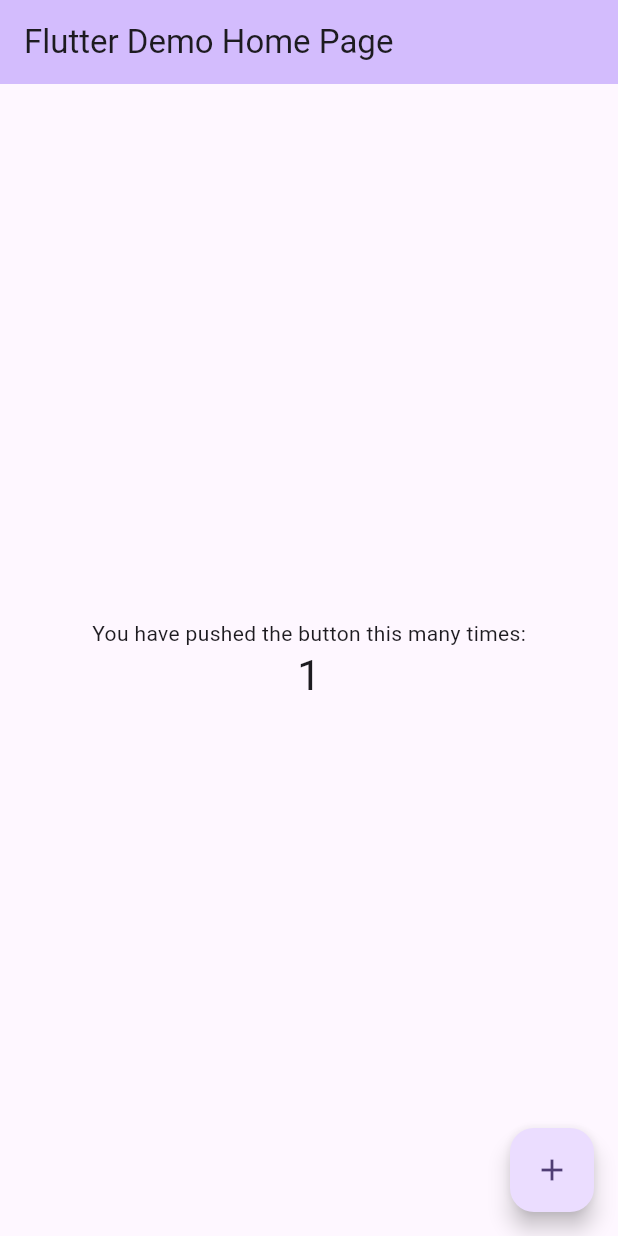
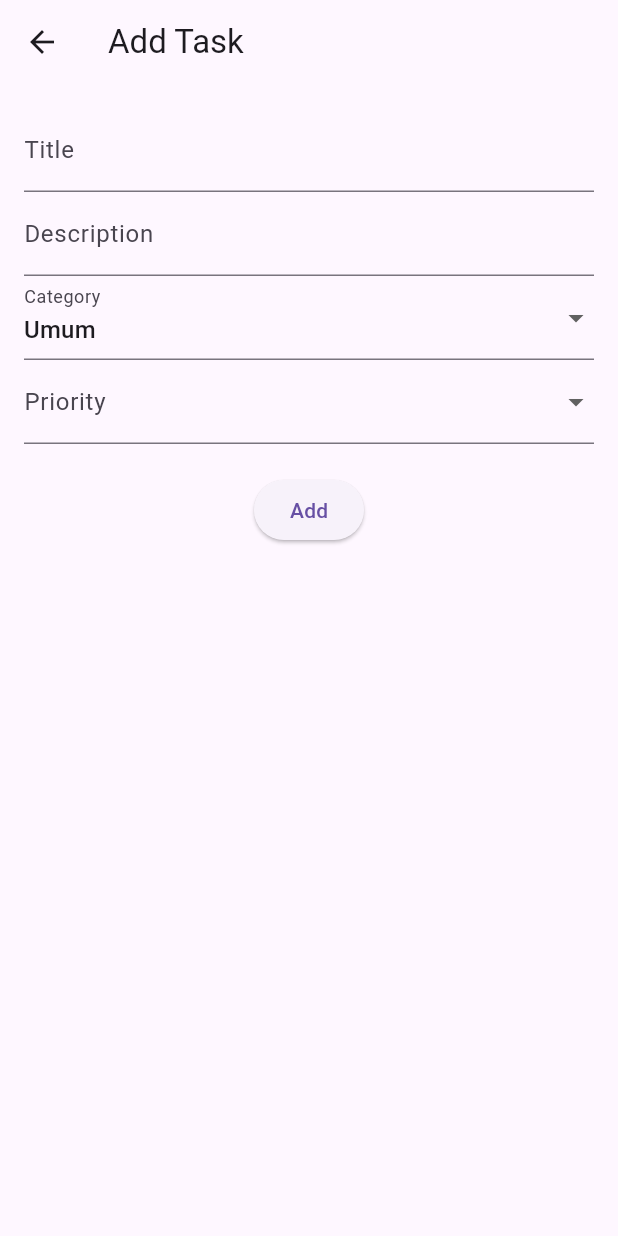
Before and after one commit to suryaprimap/Final-Project-MP, a Flutter app: the screen it shows after launch, after a tap on the "add" icon, on a phone screen of 412 x 824 dp. Run offline on Flutter 3.47's test engine with Material 3 defaults, Android fonts, the phone set to English and light mode, and no system bars; our stand-ins replace shared_preferences.

Commit message:
Add Pages and local storage integration and dark mode

```diff
--- a/lib/main.dart
+++ b/lib/main.dart
@@ -1,4 +1,5 @@
 import 'package:flutter/material.dart';
+import 'pages/home_page.dart';
 
 void main() {
   runApp(const MyApp());
@@ -11,26 +12,12 @@ class MyApp extends StatelessWidget {
   @override
   Widget build(BuildContext context) {
     return MaterialApp(
-      title: 'Flutter Demo',
-      theme: ThemeData(
-        // This is the theme of your application.
-        //
-        // TRY THIS: Try running your application with "flutter run". You'll see
-        // the application has a purple toolbar. Then, without quitting the app,
-        // try changing the seedColor in the colorScheme below to Colors.green
-        // and then invoke "hot reload" (save your changes or press the "hot
-        // reload" button in a Flutter-supported IDE, or press "r" if you used
-        // the command line to start the app).
-        //
-        // Notice that the counter didn't reset back to zero; the application
-        // state is not lost during the reload. To reset the state, use hot
-        // restart instead.
-        //
-        // This works for code too, not just values: Most code changes can be
-        // tested with just a hot reload.
-        colorScheme: ColorScheme.fromSeed(seedColor: Colors.deepPurple),
-      ),
-      home: const MyHomePage(title: 'Flutter Demo Home Page'),
+      debugShowCheckedModeBanner: false,
+      title: 'To-Do App',
+      theme: ThemeData.light(),
+      darkTheme: ThemeData.dark(),
+      themeMode: ThemeMode.system,
+      home: const HomePage(),
     );
   }
 }
--- /dev/null
+++ b/lib/pages/add_edit_task_page.dart
@@ -0,0 +1,96 @@
+import 'package:flutter/material.dart';
+import 'package:uuid/uuid.dart';
+import '../models/task.dart';
+
+class AddEditTaskPage extends StatefulWidget {
+  final Task? task;
+  const AddEditTaskPage({super.key, this.task});
+
+  @override
+  State<AddEditTaskPage> createState() => _AddEditTaskPageState();
+}
+
+class _AddEditTaskPageState extends State<AddEditTaskPage> {
+  final _formKey = GlobalKey<FormState>();
+  late String title;
+  late String description;
+  late String category;
+  late String priority;
+
+  final categories = ["Umum", "Kuliah", "Pribadi", "Kerja"];
+  final priorities = ["Low", "Medium", "High"];
+
+  @override
+  void initState() {
+    super.initState();
+    title = widget.task?.title ?? "";
+    description = widget.task?.description ?? "";
+    category = widget.task?.category ?? "Umum";
+    priority = widget.task?.priority ?? "Normal";
+  }
+
+  @override
+  Widget build(BuildContext context) {
+    return Scaffold(
+      appBar: AppBar(
+        title: Text(widget.task == null ? "Add Task" : "Edit Task"),
+      ),
+      body: Padding(
+        padding: const EdgeInsets.all(16.0),
+        child: Form(
+          key: _formKey,
+          child: Column(
+            children: [
+              TextFormField(
+                initialValue: title,
+                decoration: const InputDecoration(labelText: "Title"),
+                validator: (value) =>
+                    value == null || value.isEmpty ? "Required" : null,
+                onSaved: (value) => title = value!,
+              ),
+              TextFormField(
+                initialValue: description,
+                decoration: const InputDecoration(labelText: "Description"),
+                onSaved: (value) => description = value ?? "",
+              ),
+              DropdownButtonFormField(
+                initialValue: category,
+                decoration: const InputDecoration(labelText: "Category"),
+                items: categories
+                    .map((c) => DropdownMenuItem(value: c, child: Text(c)))
+                    .toList(),
+                onChanged: (value) => category = value!,
+              ),
+              DropdownButtonFormField(
+                initialValue: priority,
+                decoration: const InputDecoration(labelText: "Priority"),
+                items: priorities
+                    .map((p) => DropdownMenuItem(value: p, child: Text(p)))
+                    .toList(),
+                onChanged: (value) => priority = value!,
+              ),
+              const SizedBox(height: 20),
+              ElevatedButton(
+                child: Text(widget.task == null ? "Add" : "Save"),
+                onPressed: () {
+                  if (_formKey.currentState!.validate()) {
+                    _formKey.currentState!.save();
+                    final newTask = Task(
+                      id: widget.task?.id ?? const Uuid().v4(),
+                      title: title,
+                      description: description,
+                      category: category,
+                      priority: priority,
+                      isDone: widget.task?.isDone ?? false,
+                    );
+                    Navigator.pop(context, newTask);
+                  }
+                },
+              ),
+            ],
+          ),
+        ),
+      ),
+    );
+  }
+}
--- /dev/null
+++ b/lib/pages/home_page.dart
@@ -0,0 +1,148 @@
+import 'package:flutter/material.dart';
+import '../models/task.dart';
+import '../services/local_storage.dart';
+import 'add_edit_task_page.dart';
+
+enum FilterOption { All, Done, NotDone }
+
+class HomePage extends StatefulWidget {
+  const HomePage({super.key});
+
+  @override
+  State<HomePage> createState() => _HomePageState();
+}
+
+class _HomePageState extends State<HomePage> {
+  List<Task> tasks = [];
+  FilterOption filter = FilterOption.All;
+
+  @override
+  void initState() {
+    super.initState();
+    loadTasks();
+  }
+
+  void loadTasks() async {
+    tasks = await LocalStorageService.loadTasks();
+    setState(() {});
+  }
+
+  void saveTasks() {
+    LocalStorageService.saveTasks(tasks);
+  }
+
+  void addOrEditTask(Task task, [int? index]) {
+    setState(() {
+      if (index == null) {
+        tasks.add(task);
+      } else {
+        tasks[index] = task;
+      }
+    });
+    saveTasks();
+  }
+
+  void deleteTask(int index) {
+    setState(() {
+      tasks.removeAt(index);
+    });
+    saveTasks();
+  }
+
+  List<Task> get filteredTasks {
+    switch (filter) {
+      case FilterOption.Done:
+        return tasks.where((t) => t.isDone).toList();
+      case FilterOption.NotDone:
+        return tasks.where((t) => !t.isDone).toList();
+      default:
+        return tasks;
+    }
+  }
+
+  @override
+  Widget build(BuildContext context) {
+    return Scaffold(
+      appBar: AppBar(
+        title: const Text("To-Do List"),
+        actions: [
+          PopupMenuButton<FilterOption>(
+            onSelected: (value) {
+              setState(() {
+                filter = value;
+              });
+            },
+            itemBuilder: (_) => [
+              const PopupMenuItem(value: FilterOption.All, child: Text("All")),
+              const PopupMenuItem(
+                value: FilterOption.Done,
+                child: Text("Done"),
+              ),
+              const PopupMenuItem(
+                value: FilterOption.NotDone,
+                child: Text("Not Done"),
+              ),
+            ],
+          ),
+        ],
+      ),
+      body: ListView.builder(
+        itemCount: filteredTasks.length,
+        itemBuilder: (context, index) {
+          final task = filteredTasks[index];
+          return ListTile(
+            leading: Checkbox(
+              value: task.isDone,
+              onChanged: (value) {
+                setState(() {
+                  task.isDone = value!;
+                });
+                saveTasks();
+              },
+            ),
+            title: Text(task.title),
+            subtitle: Text("${task.description}\nCategory: ${task.category}"),
+            isThreeLine: true,
+            trailing: Row(
+              mainAxisSize: MainAxisSize.min,
+              children: [
+                IconButton(
+                  icon: const Icon(Icons.edit),
+                  onPressed: () async {
+                    final editedTask = await Navigator.push(
+                      context,
+                      MaterialPageRoute(
+                        builder: (_) => AddEditTaskPage(task: task),
+                      ),
+                    );
+                    if (editedTask != null) {
+                      addOrEditTask(editedTask, tasks.indexOf(task));
+                    }
+                  },
+                ),
+                IconButton(
+                  icon: const Icon(Icons.delete),
+                  onPressed: () {
+                    deleteTask(tasks.indexOf(task));
+                  },
+                ),
+              ],
+            ),
+          );
+        },
+      ),
+      floatingActionButton: FloatingActionButton(
+        child: const Icon(Icons.add),
+        onPressed: () async {
+          final newTask = await Navigator.push(
+            context,
+            MaterialPageRoute(builder: (_) => const AddEditTaskPage()),
+          );
+          if (newTask != null) {
+            addOrEditTask(newTask);
+          }
+        },
+      ),
+    );
+  }
+}
--- a/pubspec.yaml
+++ b/pubspec.yaml
@@ -34,6 +34,7 @@ dependencies:
   # The following adds the Cupertino Icons font to your application.
   # Use with the CupertinoIcons class for iOS style icons.
   cupertino_icons: ^1.0.8
+  uuid: ^4.5.2
 
 dev_dependencies:
   flutter_test:
```
Also changed, not shown: pubspec.lock.
